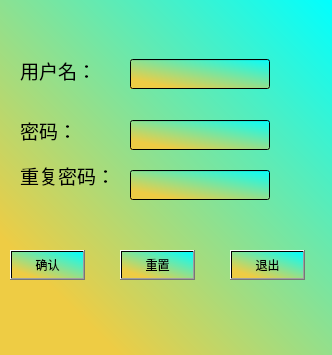
First picture: the form in register_dialog.ui, repository SWX-TJ/RobotVisionClient, before the edit.
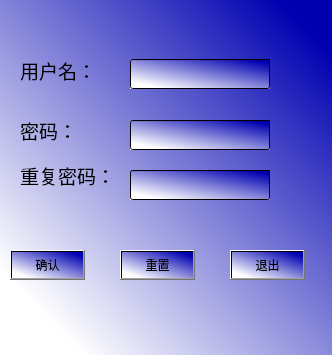
Second picture: the form after the edit.

```diff
--- a/register_dialog.ui
+++ b/register_dialog.ui
@@ -14,7 +14,7 @@
    <string>Dialog</string>
   </property>
   <property name="styleSheet">
-   <string notr="true">background-color: qlineargradient(spread:pad, x1:0.199, y1:0.852273, x2:1, y2:0, stop:0 rgba(238, 204, 68, 255), stop:1 rgba(0, 255, 255, 255));
+   <string notr="true">background-color: qlineargradient(spread:pad, x1:0.136, y1:0.892, x2:0.920455, y2:0.074, stop:0 rgba(255, 255, 255, 255), stop:1 rgba(0, 0, 177, 255));
 font: 14pt &quot;华文新魏&quot;;</string>
   </property>
   <widget class="QLabel" name="usr_label">
```
